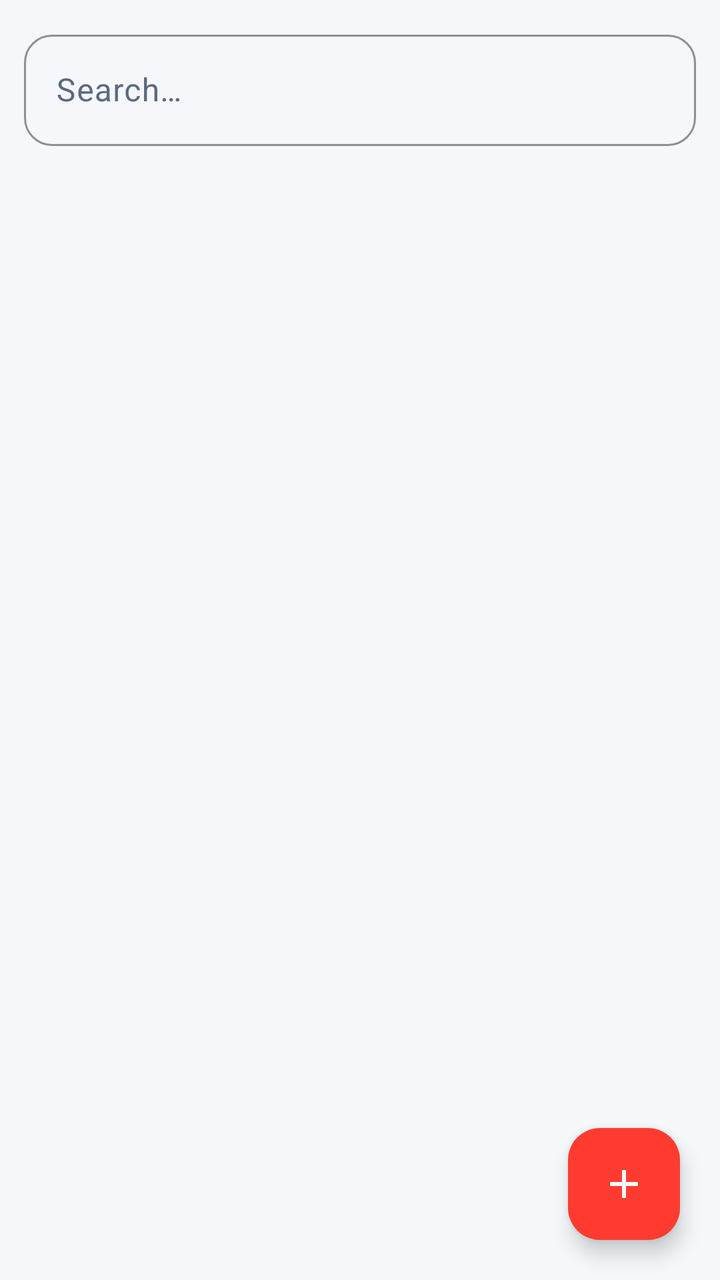
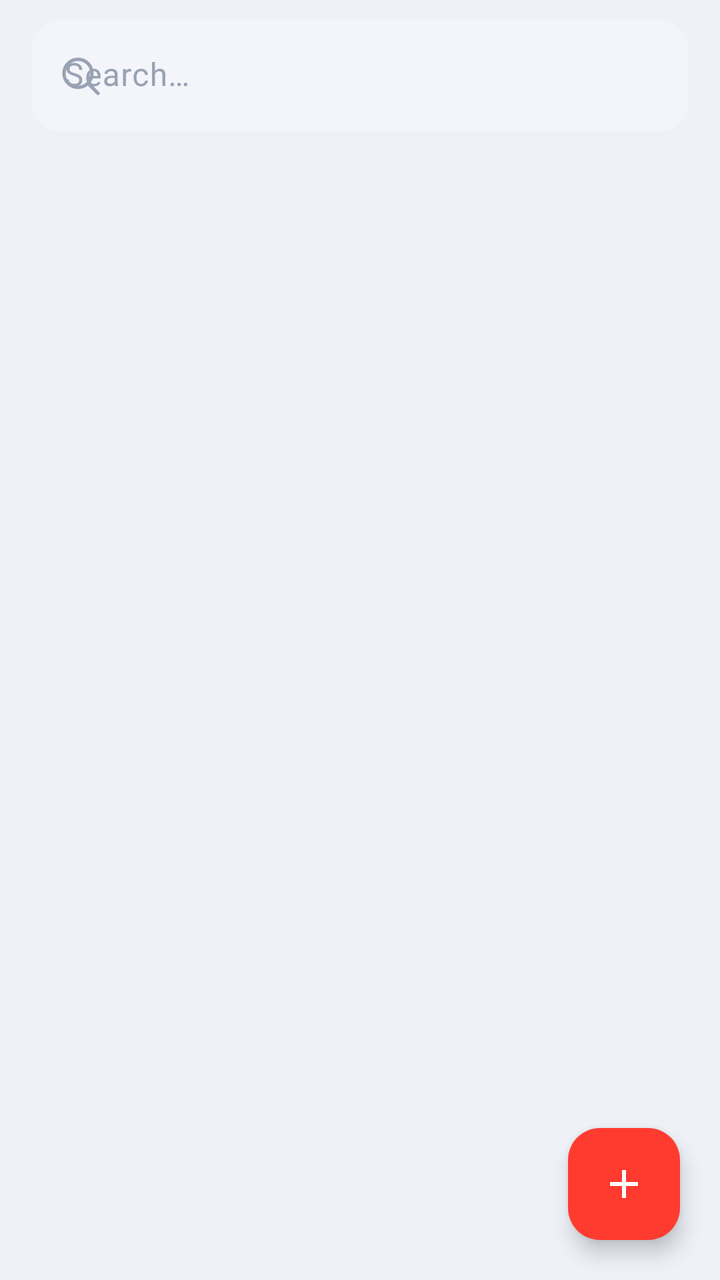

Compare the two renders of this Android layout. The source of the first and the diff that turns it into the second are given below.
<!-- AndroidManifest.xml: application theme Theme.ItGuyAssets -->
<!-- res/layout/fragment_directory.xml -->
<?xml version="1.0" encoding="utf-8"?>
<androidx.coordinatorlayout.widget.CoordinatorLayout xmlns:android="http://schemas.android.com/apk/res/android"
    xmlns:app="http://schemas.android.com/apk/res-auto"
    android:layout_width="match_parent"
    android:layout_height="match_parent"
    android:background="@color/bg">

    <LinearLayout
        android:layout_width="match_parent"
        android:layout_height="match_parent"
        android:orientation="vertical">

        <com.google.android.material.tabs.TabLayout
            android:id="@+id/tabs"
            android:layout_width="match_parent"
            android:layout_height="wrap_content"
            app:tabIndicatorColor="@color/accent"
            app:tabSelectedTextColor="@color/accent"
            app:tabTextColor="@color/muted"
            android:background="@color/surface"
            android:visibility="gone" />

        <com.google.android.material.textfield.TextInputLayout
            android:id="@+id/searchWrap"
            android:layout_width="match_parent"
            android:layout_height="wrap_content"
            android:layout_margin="12dp"
            style="@style/DarkInputLayout"
            android:hint="Search…">
            <com.google.android.material.textfield.TextInputEditText
                android:id="@+id/searchInput"
                android:layout_width="match_parent"
                android:layout_height="wrap_content"
                android:textColor="@color/text" />
        </com.google.android.material.textfield.TextInputLayout>

        <TextView
            android:id="@+id/offlineBanner"
            android:layout_width="match_parent"
            android:layout_height="wrap_content"
            android:layout_marginHorizontal="12dp"
            android:layout_marginBottom="8dp"
            android:background="@color/surface"
            android:padding="8dp"
            android:textColor="@color/accent"
            android:textSize="12sp"
            android:gravity="center"
            android:visibility="gone" />
        <androidx.recyclerview.widget.RecyclerView
            android:id="@+id/recycler"
            android:layout_width="match_parent"
            android:layout_height="0dp"
            android:layout_weight="1"
            android:paddingBottom="80dp"
            android:clipToPadding="false" />

        <TextView
            android:id="@+id/emptyText"
            android:layout_width="match_parent"
            android:layout_height="wrap_content"
            android:padding="40dp"
            android:gravity="center"
            android:textColor="@color/muted"
            android:visibility="gone" />
    </LinearLayout>

    <com.google.android.material.floatingactionbutton.FloatingActionButton
        android:id="@+id/addFab"
        android:layout_width="wrap_content"
        android:layout_height="wrap_content"
        android:layout_gravity="bottom|end"
        android:layout_margin="20dp"
        app:backgroundTint="@color/accent"
        app:srcCompat="@drawable/ic_add"
        app:tint="@color/on_accent" />
</androidx.coordinatorlayout.widget.CoordinatorLayout>
<!-- resources referenced by this layout -->
<resources>
  <style name="DarkInputLayout" parent="Widget.Material3.TextInputLayout.OutlinedBox">
          <item name="boxStrokeColor">@color/accent</item>
          <item name="boxCornerRadiusTopStart">14dp</item>
          <item name="boxCornerRadiusTopEnd">14dp</item>
          <item name="boxCornerRadiusBottomStart">14dp</item>
          <item name="boxCornerRadiusBottomEnd">14dp</item>
          <item name="hintTextColor">@color/muted</item>
          <item name="android:textColorHint">@color/muted</item>
      </style>
  <style name="Base.Theme.ItGuyAssets" parent="Theme.Material3.DayNight.NoActionBar">
          <item name="colorPrimary">@color/accent</item>
          <item name="colorOnPrimary">@color/on_accent</item>
          <item name="colorPrimaryContainer">@color/accent_container</item>
          <item name="colorOnPrimaryContainer">@color/accent</item>
          <item name="colorSecondary">@color/accent</item>
          <item name="colorSecondaryContainer">@color/accent_container</item>
          <item name="colorOnSecondaryContainer">@color/accent</item>
          <item name="android:colorBackground">@color/bg</item>
          <item name="colorSurface">@color/surface</item>
          
          <item name="elevationOverlayEnabled">false</item>
          <item name="colorSurfaceVariant">@color/surface_variant</item>
          <item name="colorOnSurface">@color/text</item>
          <item name="colorOnSurfaceVariant">@color/muted</item>
          <item name="colorOutline">@color/outline</item>
          <item name="android:windowBackground">@color/bg</item>
          <item name="android:statusBarColor">@color/bg</item>
          <item name="android:navigationBarColor">@color/bg</item>
          
          <item name="materialButtonStyle">@style/Button.IT</item>
          <item name="materialCardViewStyle">@style/Card</item>
          <item name="floatingActionButtonStyle">@style/FabPrimary</item>
      </style>
  <!-- unchanged entries left out for length: 16 -->
</resources>

<!-- the commit's change to res/layout/fragment_directory.xml (unified diff, before → after) -->
@@ -3,7 +3,7 @@
     xmlns:app="http://schemas.android.com/apk/res-auto"
     android:layout_width="match_parent"
     android:layout_height="match_parent"
-    android:background="@color/bg">
+    android:background="@color/page">
 
     <LinearLayout
         android:layout_width="match_parent"
@@ -14,53 +14,63 @@
             android:id="@+id/tabs"
             android:layout_width="match_parent"
             android:layout_height="wrap_content"
+            android:background="@color/card"
+            android:visibility="gone"
             app:tabIndicatorColor="@color/accent"
             app:tabSelectedTextColor="@color/accent"
-            app:tabTextColor="@color/muted"
-            android:background="@color/surface"
-            android:visibility="gone" />
+            app:tabTextColor="@color/text_soft" />
 
         <com.google.android.material.textfield.TextInputLayout
             android:id="@+id/searchWrap"
+            style="@style/Field"
             android:layout_width="match_parent"
             android:layout_height="wrap_content"
-            android:layout_margin="12dp"
-            style="@style/DarkInputLayout"
-            android:hint="Search…">
+            android:layout_marginStart="16dp"
+            android:layout_marginEnd="16dp"
+            android:layout_marginTop="10dp"
+            android:hint="Search…"
+            app:startIconDrawable="@drawable/ic_search"
+            app:startIconTint="@color/text_faint">
             <com.google.android.material.textfield.TextInputEditText
                 android:id="@+id/searchInput"
                 android:layout_width="match_parent"
                 android:layout_height="wrap_content"
-                android:textColor="@color/text" />
+                android:imeOptions="actionSearch"
+                android:inputType="text"
+                android:maxLines="1"
+                android:textColor="@color/text_strong" />
         </com.google.android.material.textfield.TextInputLayout>
 
         <TextView
             android:id="@+id/offlineBanner"
             android:layout_width="match_parent"
             android:layout_height="wrap_content"
-            android:layout_marginHorizontal="12dp"
-            android:layout_marginBottom="8dp"
-            android:background="@color/surface"
-            android:padding="8dp"
+            android:layout_marginStart="16dp"
+            android:layout_marginEnd="16dp"
+            android:layout_marginTop="8dp"
+            android:background="@drawable/card_soft"
+            android:gravity="center"
+            android:padding="9dp"
             android:textColor="@color/accent"
             android:textSize="12sp"
-            android:gravity="center"
             android:visibility="gone" />
+
         <androidx.recyclerview.widget.RecyclerView
             android:id="@+id/recycler"
             android:layout_width="match_parent"
             android:layout_height="0dp"
             android:layout_weight="1"
-            android:paddingBottom="80dp"
-            android:clipToPadding="false" />
+            android:clipToPadding="false"
+            android:paddingTop="6dp"
+            android:paddingBottom="96dp" />
 
         <TextView
             android:id="@+id/emptyText"
             android:layout_width="match_parent"
             android:layout_height="wrap_content"
+            android:gravity="center"
             android:padding="40dp"
-            android:gravity="center"
-            android:textColor="@color/muted"
+            android:textColor="@color/text_faint"
             android:visibility="gone" />
     </LinearLayout>
 
@@ -70,6 +80,7 @@
         android:layout_height="wrap_content"
         android:layout_gravity="bottom|end"
         android:layout_margin="20dp"
+        android:contentDescription="Add"
         app:backgroundTint="@color/accent"
         app:srcCompat="@drawable/ic_add"
         app:tint="@color/on_accent" />
<!-- resource entries referenced after the edit -->
@@ -1,14 +1,51 @@
 <!-- resources referenced by this layout -->
 <resources>
-  <style name="DarkInputLayout" parent="Widget.Material3.TextInputLayout.OutlinedBox">
+  <color name="page">#EEF1F8</color>
+  <color name="text_faint">#98A2B3</color>
+  <color name="text_soft">#667085</color>
+  <color name="text_strong">#101828</color>
+  <!-- drawable card_soft (drawable) -->
+  <?xml version="1.0" encoding="utf-8"?>
+  <shape xmlns:android="http://schemas.android.com/apk/res/android" android:shape="rectangle">
+      <solid android:color="@color/card" />
+      <corners android:radius="22dp" />
+      <stroke android:width="1dp" android:color="@color/card_line" />
+  </shape>
+  <!-- drawable ic_search (drawable) -->
+  <?xml version="1.0" encoding="utf-8"?>
+  <vector xmlns:android="http://schemas.android.com/apk/res/android"
+      android:width="24dp"
+      android:height="24dp"
+      android:viewportWidth="24"
+      android:viewportHeight="24">
+      <path
+          android:fillColor="#00000000"
+          android:strokeColor="#FFFFFFFF"
+          android:strokeWidth="1.7"
+          android:strokeLineCap="round"
+          android:strokeLineJoin="round"
+          android:pathData="M11,18a7,7 0 1,0 0,-14 7,7 0 0,0 0,14z" />
+      <path
+          android:fillColor="#00000000"
+          android:strokeColor="#FFFFFFFF"
+          android:strokeWidth="1.7"
+          android:strokeLineCap="round"
+          android:strokeLineJoin="round"
+          android:pathData="M16.2,16.2L21,21" />
+  </vector>
+  <style name="Field" parent="Widget.Material3.TextInputLayout.FilledBox">
+          <item name="boxBackgroundColor">@color/field_fill</item>
           <item name="boxStrokeColor">@color/accent</item>
+          <item name="boxStrokeWidth">0dp</item>
+          <item name="boxStrokeWidthFocused">2dp</item>
           <item name="boxCornerRadiusTopStart">14dp</item>
           <item name="boxCornerRadiusTopEnd">14dp</item>
           <item name="boxCornerRadiusBottomStart">14dp</item>
           <item name="boxCornerRadiusBottomEnd">14dp</item>
-          <item name="hintTextColor">@color/muted</item>
-          <item name="android:textColorHint">@color/muted</item>
+          <item name="hintTextColor">@color/text_soft</item>
+          <item name="android:textColorHint">@color/text_faint</item>
       </style>
+  <color name="field_fill">#F3F5FA</color>
   <style name="Base.Theme.ItGuyAssets" parent="Theme.Material3.DayNight.NoActionBar">
           <item name="colorPrimary">@color/accent</item>
           <item name="colorOnPrimary">@color/on_accent</item>
@@ -32,6 +69,38 @@
           <item name="materialButtonStyle">@style/Button.IT</item>
           <item name="materialCardViewStyle">@style/Card</item>
           <item name="floatingActionButtonStyle">@style/FabPrimary</item>
+          <item name="materialAlertDialogTheme">@style/DialogTheme</item>
+          <item name="alertDialogTheme">@style/DialogTheme</item>
+      </style>
+  <style name="DialogTheme" parent="ThemeOverlay.Material3.MaterialAlertDialog">
+          <item name="alertDialogStyle">@style/DialogBody</item>
+          <item name="android:windowMinWidthMajor">88%</item>
+          <item name="android:windowMinWidthMinor">88%</item>
+          <item name="colorSurface">@color/card</item>
+          <item name="android:colorBackground">@color/card</item>
+          <item name="materialAlertDialogTitleTextStyle">@style/DialogTitle</item>
+          <item name="buttonBarPositiveButtonStyle">@style/DialogButton</item>
+          <item name="buttonBarNegativeButtonStyle">@style/DialogButton</item>
+          <item name="buttonBarNeutralButtonStyle">@style/DialogButton</item>
+      </style>
+  <style name="DialogBody" parent="MaterialAlertDialog.Material3">
+          <item name="backgroundTint">@color/card</item>
+          <item name="shapeAppearanceOverlay">@style/DialogShape</item>
+      </style>
+  <style name="DialogTitle" parent="MaterialAlertDialog.Material3.Title.Text">
+          <item name="android:textColor">@color/text_strong</item>
+          <item name="android:textSize">19sp</item>
+          <item name="android:textStyle">bold</item>
+      </style>
+  <style name="DialogButton" parent="Widget.Material3.Button.TextButton.Dialog">
+          <item name="android:textColor">@color/accent</item>
+          <item name="android:textAllCaps">false</item>
+          <item name="android:textSize">14.5sp</item>
+          <item name="android:textStyle">bold</item>
+      </style>
+  <style name="DialogShape">
+          <item name="cornerFamily">rounded</item>
+          <item name="cornerSize">26dp</item>
       </style>
   <!-- unchanged entries left out for length: 16 -->
 </resources>
